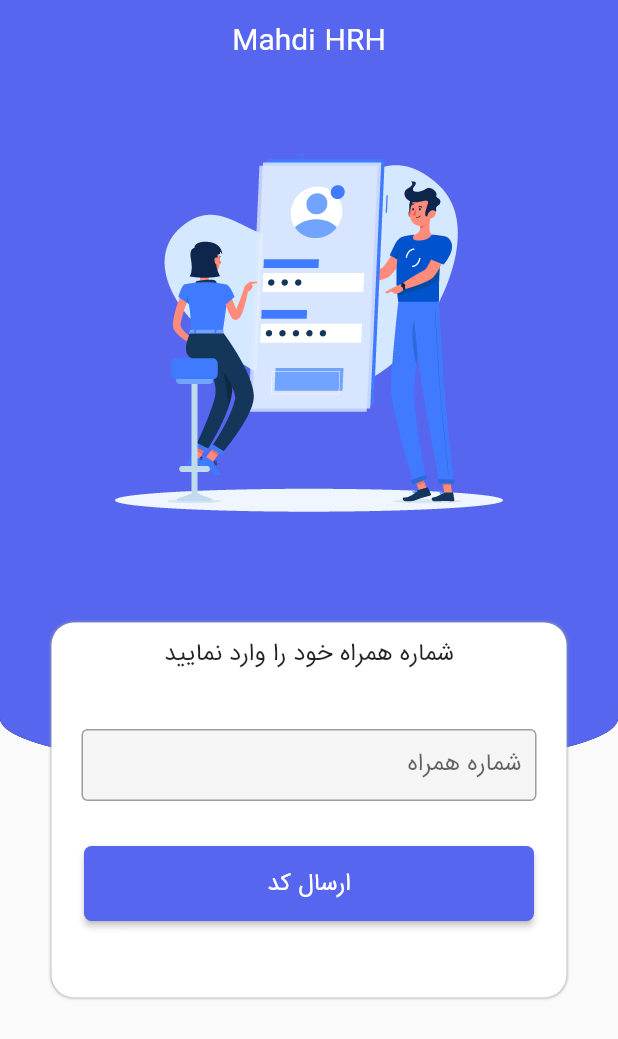
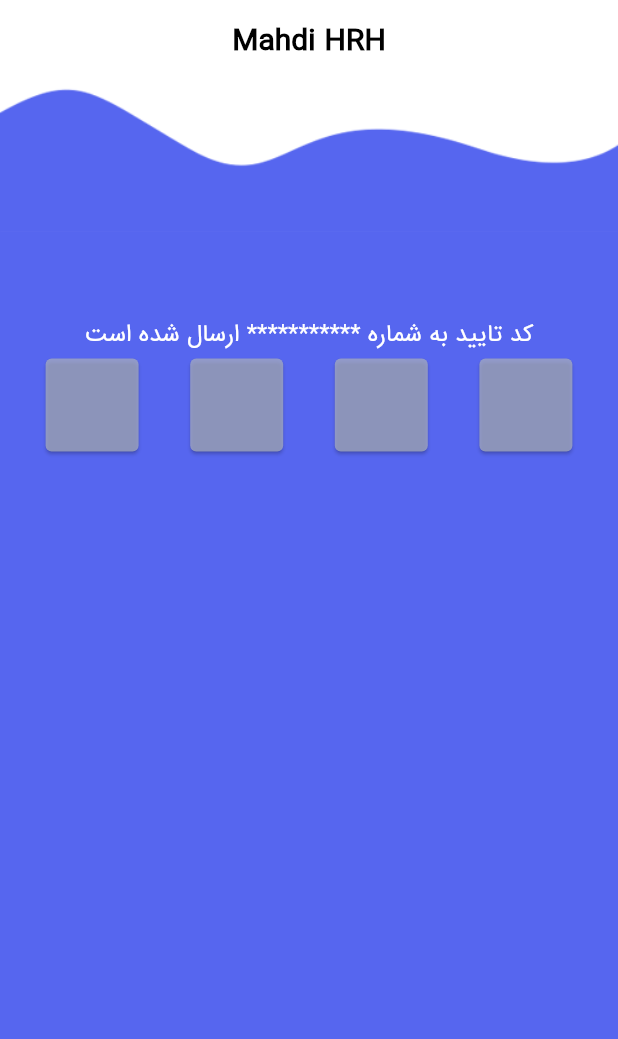
Before and after one commit to MahdiHRH/test, a Flutter app: the screen it shows after launch, on a phone screen of 412 x 824 dp. Shown: the top 1039 px of the screen. Run offline on Flutter 3.47's test engine with Material 2 defaults, Android fonts, the phone set to English and light mode, and no system bars; drawn by our look-alikes of rounded_loading_button.

Commit message:
page Verifi

```diff
--- a/lib/Login.dart
+++ b/lib/Login.dart
@@ -30,6 +30,7 @@ class _LoginState extends State<Login> {
             child: Text(
           "Mahdi HRH",
           style: TextStyle(
+            fontWeight: FontWeight.bold,
             fontSize: 20,
             fontFamily: 'IranSans',
           ),
--- a/lib/SplashScreen.dart
+++ b/lib/SplashScreen.dart
@@ -1,4 +1,5 @@
 import 'package:flutter/material.dart';
+import 'package:myappmahdi/Verifi.dart';
 
 import 'Login.dart';
 
@@ -27,9 +28,9 @@ class _SplashScreenState extends State<SplashScreen> {
   }
 
   void _handleSplash() async{
-    await Future.delayed(Duration(seconds: 2));
+    await Future.delayed(Duration(seconds: 1));
     Navigator.pushReplacement(context, MaterialPageRoute(builder: (context){
-      return Login();
+      return Verifi();
     }));
   }
 
--- /dev/null
+++ b/lib/Verifi.dart
@@ -0,0 +1,154 @@
+import 'package:flutter/material.dart';
+
+
+class Verifi extends StatefulWidget {
+  @override
+  _VerifiState createState() => _VerifiState();
+}
+
+class _VerifiState extends State<Verifi> {
+  var T1 = TextEditingController();
+  var T2 = TextEditingController();
+  var T3 = TextEditingController();
+  var T4 = TextEditingController();
+
+  @override
+  Widget build(BuildContext context) {
+    return Scaffold(
+      appBar: AppBar(
+        elevation: 0,
+        backgroundColor: Colors.white,
+        title: Center(
+            child: Text(
+          "Mahdi HRH",
+          style: TextStyle(
+            color: Colors.black,
+            fontWeight: FontWeight.bold,
+            fontSize: 20,
+            fontFamily: 'IranSans',
+          ),
+        )),
+      ),
+      body: Stack(
+        children: [
+          Container(
+              color: Colors.white,
+              child: Column(
+                children: [
+                  Align(
+                    child: Container(
+                      decoration: BoxDecoration(
+                        border: Border(
+                          bottom: BorderSide(
+                            width: 0,
+                            color: Color.fromARGB(255, 86, 102, 239),
+                          ),
+                        ),
+                      ),
+                      child: Image.asset(
+                        "assets/top.png",
+                      ),
+                    ),
+                    alignment: Alignment.topCenter,
+                  ),
+                  Expanded(
+                    child: Container(
+                      decoration: BoxDecoration(
+                        color: Color.fromARGB(255, 86, 102, 239),
+                        border: Border.all(
+                          width: 0,
+                          color: Color.fromARGB(255, 86, 102, 239),
+                        ),
+                      ),
+                      width: MediaQuery.of(context).size.width,
+                    ),
+                  )
+                ],
+              )),
+          Container(
+            child: Column(
+              mainAxisAlignment: MainAxisAlignment.center,
+              children: [
+                Container(
+                  width: MediaQuery.of(context).size.width,
+                  height: 500,
+                  // color: Colors.red,
+                  child: Column(
+                    children: [
+                      Padding(
+                        padding: const EdgeInsets.only(top: 20.0),
+                        child: Text("کد تایید به شماره *********** ارسال شده است",
+                            style: TextStyle(
+                              color: Colors.white,
+                              fontSize: 16,
+                              fontFamily: 'IranSans',
+                            )),
+                      ),
+                      Row(
+                        mainAxisAlignment: MainAxisAlignment.spaceEvenly,
+                        children: [
+                          Container(
+                              height: 70.0,
+                              width: 70.0,
+                              child: Card(
+                                  color: Color.fromRGBO(173, 179, 191, 0.7),
+                                  child: Padding(
+                                    padding: EdgeInsets.only(left: 10.0, right: 10.0),
+                                    child: TextFieldMy("", T1),
+                                  ))),
+                          Container(
+                              height: 70.0,
+                              width: 70.0,
+                              child: Card(
+                                  color: Color.fromRGBO(173, 179, 191, 0.7),
+                                  child: Padding(
+                                    padding: EdgeInsets.only(left: 10.0, right: 10.0),
+                                    child: TextFieldMy("", T1),
+                                  ))),
+                          Container(
+                              height: 70.0,
+                              width: 70.0,
+                              child: Card(
+                                  color: Color.fromRGBO(173, 179, 191, 0.7),
+                                  child: Padding(
+                                    padding: EdgeInsets.only(left: 10.0, right: 10.0),
+                                    child: TextFieldMy("", T1),
+                                  ))),
+                          Container(height: 70.0, width: 70, child: Card(color: Color.fromRGBO(173, 179, 191, 0.7), child: TextFieldMy("", T1)))
+                        ],
+                      )
+                    ],
+                  ),
+                )
+              ],
+            ),
+          )
+        ],
+      ),
+    );
+  }
+
+  Widget TextFieldMy(String label, var controll) {
+    return AspectRatio(
+      aspectRatio: 1,
+      child: Center(
+        child: TextField(
+          style: TextStyle(
+            fontSize: 20,
+            fontWeight: FontWeight.bold,
+            fontFamily: 'IranSans',
+          ),
+          maxLines: 1,
+          decoration: InputDecoration(
+            border: InputBorder.none,
+            contentPadding: const EdgeInsets.all(10.0),
+            isDense: false,
+          ),
+          textAlign: TextAlign.center,
+          keyboardType: TextInputType.number,
+          controller: controll,
+        ),
+      ),
+    );
+  }
+}
--- a/pubspec.yaml
+++ b/pubspec.yaml
@@ -29,6 +29,7 @@ dependencies:
   # Use with the CupertinoIcons class for iOS style icons.
   cupertino_icons: ^1.0.2
   rounded_loading_button: ^2.0.5
+  flutter_custom_clippers: ^2.0.0
 
 dev_dependencies:
   flutter_test:
@@ -48,6 +49,7 @@ flutter:
   # To add assets to your application, add an assets section, like this:
   assets:
     - assets/vector.png
+    - assets/top.png
   # assets:
   #   - images/a_dot_burr.jpeg
   #   - images/a_dot_ham.jpeg
```
Also changed, not shown: assets/top.png (added), pubspec.lock.
